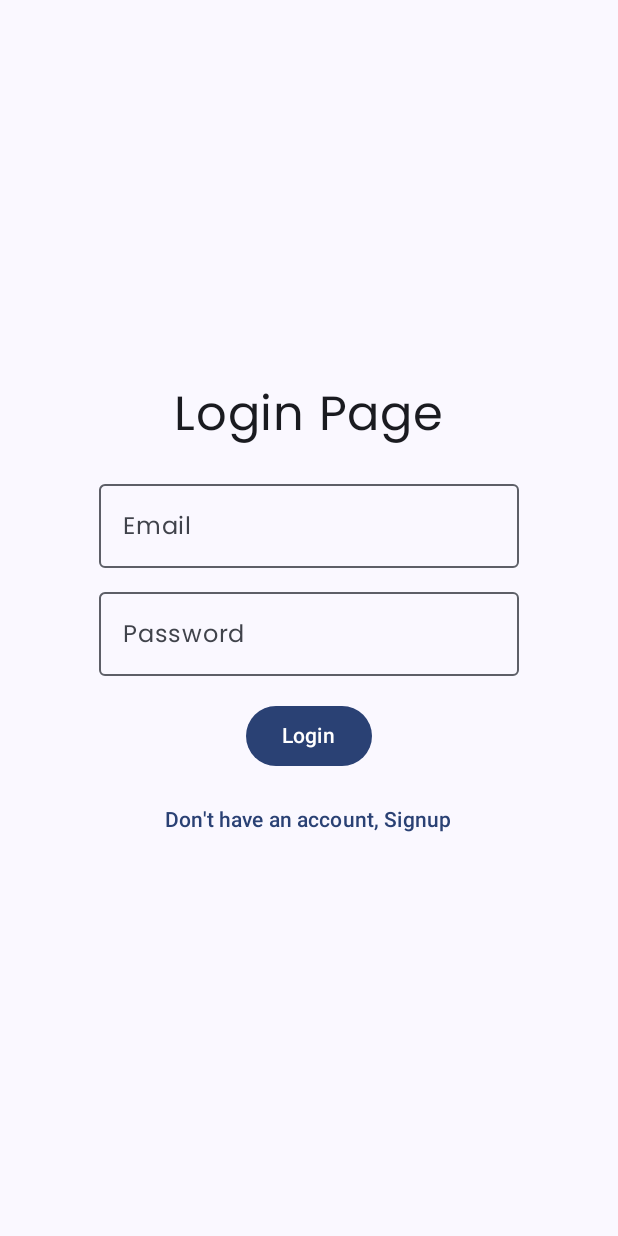
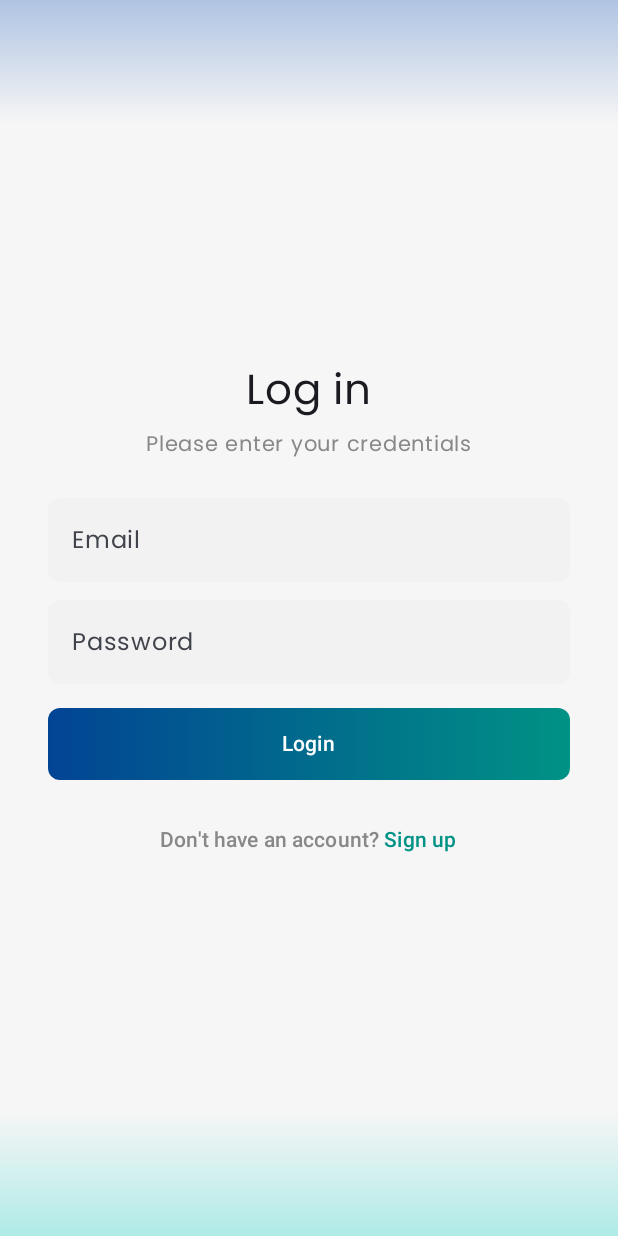
Before and after one commit to Quincinity17/Project-Capstone-Absent, an Android app built with Jetpack Compose: the screen it shows after launch (MainActivity), on a phone screen of 412 x 824 dp. Run offline under Robolectric (Android 15) with nearby library versions, the phone set to English and light mode, and no system bars; our stand-ins replace Firebase (no records; nobody signed in at launch, a user with empty details on screens opened directly), livedata-compose; libraries missing offline, so code that uses them is left out: androidx.camera.core, androidx.camera.view; 2 statements that could not run were skipped.

Commit message:
+ Login Page sama Register UI nya sudah dibenerin - Ada bug di statusnya ga bisa update, keknya ada permasalahan di pengambilan data - Swap antar halaman belum bisa - Beberapa teks ada yang ga pake poppins, jadi benerin - Benerin codingan penulisannya berantakan - Benerin Bug backgroudnya ga putih tp ungu - Pen nyoba aksesibilitas dari app ini

```diff
--- a/app/src/main/java/com/example/absentapp/navigation/MyAppNavigation.kt
+++ b/app/src/main/java/com/example/absentapp/navigation/MyAppNavigation.kt
@@ -59,7 +59,7 @@ fun MyAppNavigation(
             LoginPage(modifier, navController, authViewModel)
         }
         composable("signup") {
-            SignupPage(modifier, navController, authViewModel)
+            SignupPage( navController, authViewModel)
         }
         composable("home") {
             Homepage(modifier, navController, authViewModel, locationViewModel)
--- /dev/null
+++ b/app/src/main/java/com/example/absentapp/ui/CustomTextField.kt
@@ -0,0 +1,48 @@
+package com.example.absentapp.ui
+
+import androidx.compose.foundation.background
+import androidx.compose.foundation.layout.fillMaxWidth
+import androidx.compose.foundation.shape.RoundedCornerShape
+import androidx.compose.foundation.text.KeyboardActions
+import androidx.compose.foundation.text.KeyboardOptions
+import androidx.compose.material3.ExperimentalMaterial3Api
+import androidx.compose.material3.Text
+import androidx.compose.material3.TextField
+import androidx.compose.material3.TextFieldDefaults
+import androidx.compose.runtime.Composable
+import androidx.compose.ui.Modifier
+import androidx.compose.ui.graphics.Color
+import androidx.compose.ui.unit.dp
+
+@OptIn(ExperimentalMaterial3Api::class)
+@Composable
+fun CustomTextField(
+    value: String,
+    onValueChange: (String) -> Unit,
+    placeholder: String,
+    modifier: Modifier = Modifier,
+    keyboardOptions: KeyboardOptions = KeyboardOptions.Default,
+    keyboardActions: KeyboardActions = KeyboardActions.Default
+) {
+    TextField(
+        value = value,
+        onValueChange = onValueChange,
+        placeholder = { Text(text = placeholder) },
+        modifier = modifier
+            .fillMaxWidth()
+            .background(
+                color = Color(0xFFF2F2F2),
+                shape = RoundedCornerShape(8.dp)
+            ),
+        colors = TextFieldDefaults.textFieldColors(
+            containerColor = Color.Transparent,
+            focusedIndicatorColor = Color.Transparent,
+            unfocusedIndicatorColor = Color.Transparent,
+            disabledIndicatorColor = Color.Transparent,
+        ),
+        shape = RoundedCornerShape(8.dp),
+        singleLine = true,
+        keyboardOptions = keyboardOptions,
+        keyboardActions = keyboardActions
+    )
+}
--- a/app/src/main/java/com/example/absentapp/ui/screens/auth/LoginPage.kt
+++ b/app/src/main/java/com/example/absentapp/ui/screens/auth/LoginPage.kt
@@ -1,107 +1,147 @@
 package com.example.absentapp.ui.screens.auth
 
 import android.widget.Toast
-import androidx.compose.foundation.layout.Arrangement
-import androidx.compose.foundation.layout.Column
-import androidx.compose.foundation.layout.Spacer
-import androidx.compose.foundation.layout.fillMaxSize
-import androidx.compose.foundation.layout.height
-import androidx.compose.material3.Button
-import androidx.compose.material3.OutlinedTextField
-import androidx.compose.material3.Text
-import androidx.compose.material3.TextButton
-import androidx.compose.runtime.Composable
-import androidx.compose.runtime.LaunchedEffect
-import androidx.compose.runtime.getValue
+import androidx.compose.foundation.background
+import androidx.compose.foundation.layout.*
+import androidx.compose.foundation.shape.RoundedCornerShape
+import androidx.compose.foundation.text.KeyboardActions
+import androidx.compose.foundation.text.KeyboardOptions
+import androidx.compose.material3.*
+import androidx.compose.runtime.*
 import androidx.compose.runtime.livedata.observeAsState
-//import androidx.compose.runtime.livedata.observeAsState
-import androidx.compose.runtime.mutableStateOf
-import androidx.compose.runtime.remember
-import androidx.compose.runtime.setValue
 import androidx.compose.ui.Alignment
 import androidx.compose.ui.Modifier
+import androidx.compose.ui.draw.clip
+import androidx.compose.ui.focus.FocusRequester
+import androidx.compose.ui.focus.focusRequester
+import androidx.compose.ui.graphics.Brush
+import androidx.compose.ui.graphics.Color
 import androidx.compose.ui.platform.LocalContext
+import androidx.compose.ui.platform.LocalFocusManager
+import androidx.compose.ui.text.SpanStyle
+import androidx.compose.ui.text.buildAnnotatedString
+import androidx.compose.ui.text.input.ImeAction
+import androidx.compose.ui.text.withStyle
 import androidx.compose.ui.unit.dp
 import androidx.compose.ui.unit.sp
 import androidx.navigation.NavController
 import com.example.absentapp.auth.AuthState
 import com.example.absentapp.auth.AuthViewModel
-
-//import np.com.bimalkafle.firebaseauthdemoapp.AuthState
-//import np.com.bimalkafle.firebaseauthdemoapp.AuthViewModel
+import com.example.absentapp.ui.CustomTextField
 
 @Composable
-fun LoginPage (modifier: Modifier = Modifier, navController: NavController, authViewModel: AuthViewModel) {
+fun LoginPage(
+    modifier: Modifier = Modifier,
+    navController: NavController,
+    authViewModel: AuthViewModel
+) {
+    var email by remember { mutableStateOf("") }
+    var password by remember { mutableStateOf("") }
 
-    var email by remember {
-        mutableStateOf("")
-    }
-
-    var password by remember {
-        mutableStateOf("")
-    }
-
+    val passwordFocusRequester = remember { FocusRequester() }
+    val focusManager = LocalFocusManager.current
     val authState = authViewModel.authState.observeAsState()
     val context = LocalContext.current
 
     LaunchedEffect(authState.value) {
-        when(authState.value){
+        when (authState.value) {
             is AuthState.Authenticated -> navController.navigate("home")
-            is AuthState.Error -> Toast.makeText(context,
-                (authState.value as AuthState.Error).message, Toast.LENGTH_SHORT).show()
+            is AuthState.Error -> Toast.makeText(
+                context,
+                (authState.value as AuthState.Error).message,
+                Toast.LENGTH_SHORT
+            ).show()
             else -> Unit
         }
     }
 
+    Box(
+        modifier = Modifier
+            .fillMaxSize()
+            .background(
+                Brush.verticalGradient(
+                    colorStops = arrayOf(
+                        0.0f to Color(0x4D034B9F),
+                        0.1f to Color(0xFFF6F6F6),
+                        0.9f to Color(0xFFF6F6F6),
+                        1.0f to Color(0x4D01CBAE)
+                    )
+                )
+            )
+    ) {
         Column(
-        modifier = modifier.fillMaxSize(),
+            modifier = modifier
+                .fillMaxSize()
+                .padding(horizontal = 32.dp),
             verticalArrangement = Arrangement.Center,
             horizontalAlignment = Alignment.CenterHorizontally
         ) {
-        Text(text = "Login Page", fontSize = 32.sp)
+            Text(text = "Log in", fontSize = 28.sp)
+            Spacer(modifier = Modifier.height(4.dp))
+            Text(text = "Please enter your credentials", color = Color.Gray, fontSize = 14.sp)
+            Spacer(modifier = Modifier.height(24.dp))
+
+            // Email Field
+            CustomTextField(
+                value = email,
+                onValueChange = { email = it },
+                placeholder = "Email",
+                keyboardOptions = KeyboardOptions.Default.copy(imeAction = ImeAction.Next),
+                keyboardActions = KeyboardActions(onNext = {
+                    passwordFocusRequester.requestFocus()
+                })
+            )
+
+            Spacer(modifier = Modifier.height(12.dp))
+
+            // Password Field
+            CustomTextField(
+                value = password,
+                onValueChange = { password = it },
+                placeholder = "Password",
+                modifier = Modifier.focusRequester(passwordFocusRequester),
+                keyboardOptions = KeyboardOptions.Default.copy(imeAction = ImeAction.Done),
+                keyboardActions = KeyboardActions(onDone = {
+                    focusManager.clearFocus()
+                })
+            )
 
             Spacer(modifier = Modifier.height(16.dp))
 
-        OutlinedTextField(
-            value = email,
-            onValueChange = {
-                email = it
-            },
-            label = {
-                Text(text = "Email")
+            // Login Button
+            Button(
+                onClick = { authViewModel.login(email, password) },
+                modifier = Modifier
+                    .fillMaxWidth()
+                    .height(48.dp)
+                    .clip(RoundedCornerShape(8.dp))
+                    .background(
+                        brush = Brush.horizontalGradient(
+                            colors = listOf(Color(0xFF024494), Color(0xFF009285))
+                        )
+                    ),
+                colors = ButtonDefaults.buttonColors(containerColor = Color.Transparent),
+                contentPadding = ButtonDefaults.ContentPadding,
+                enabled = authState.value != AuthState.Loading
+            ) {
+                Text("Login", color = Color.White)
             }
-        )
 
-        Spacer(modifier = Modifier.height(8.dp))
-
-        OutlinedTextField(
-            value = password,
-            onValueChange = {
-                password = it
-            },
-            label = {
-                Text(text = "Password")
-            }
-        )
             Spacer(modifier = Modifier.height(16.dp))
 
-        Button(onClick =
-        {
-            authViewModel.login(email,password)
-        },
-            enabled = authState.value != AuthState.Loading
-        ) {
-            Text(text = "Login")
-        }
-
-
-        Spacer(modifier = Modifier.height(8.dp))
-
+            // Sign Up Text
             TextButton(onClick = {
                 navController.navigate("signup")
             }) {
-            Text(text = "Don't have an account, Signup")
+                Text(buildAnnotatedString {
+                    withStyle(style = SpanStyle(color = Color.Gray)) {
+                        append("Don't have an account? ")
                     }
-
+                    withStyle(style = SpanStyle(color = Color(0xFF009285))) {
+                        append("Sign up")
+                    }
+                })
             }
         }
+    }
+}
```
Also changed, not shown: app/src/main/java/com/example/absentapp/ui/screens/auth/SignupPage.kt (+102 -40 lines). Lines whose indentation alone changed are shown as unchanged.
